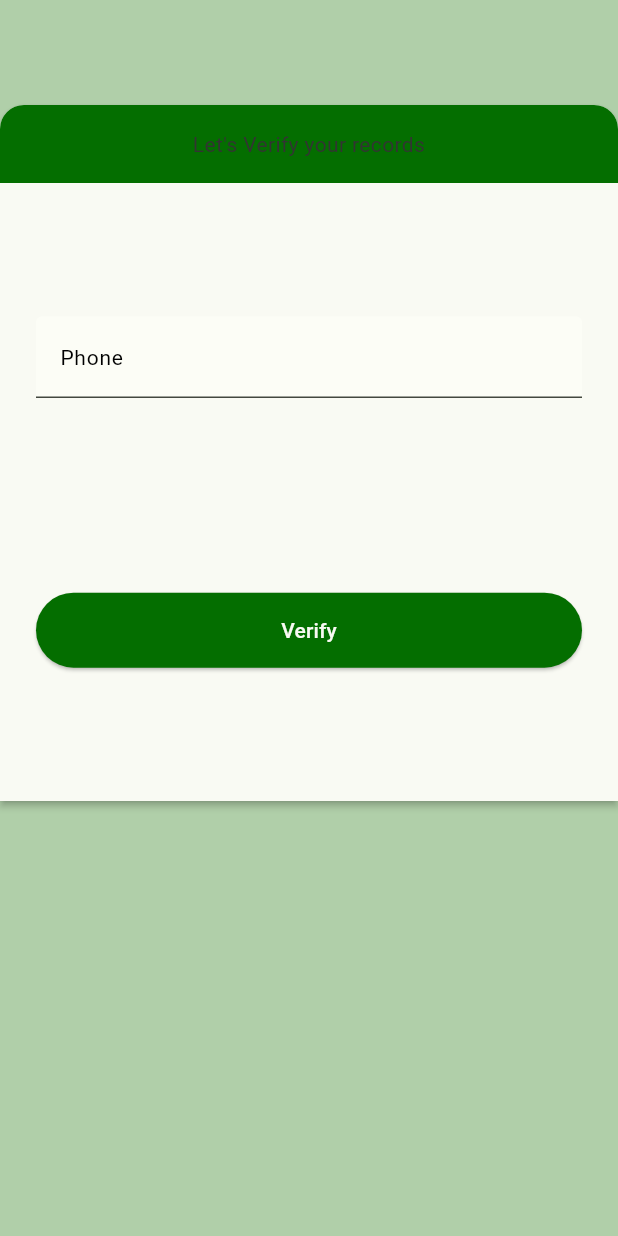
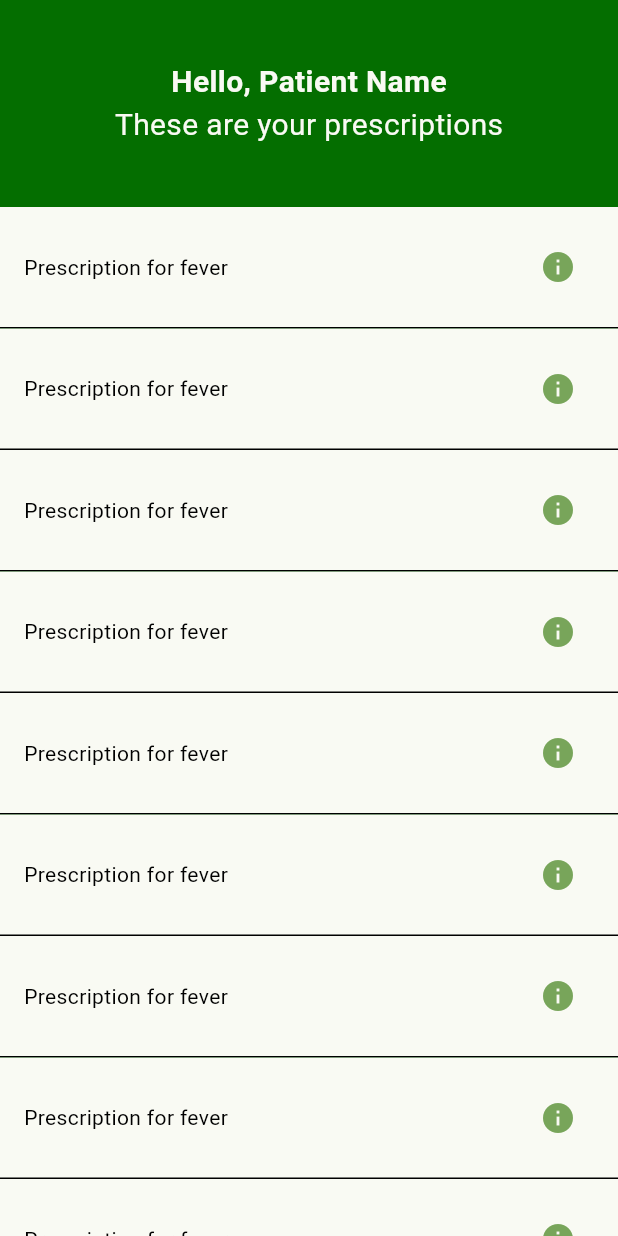
Before and after one commit to nahimanajz/Healthier, a Flutter app: the screen it shows after launch, on a phone screen of 412 x 824 dp. Run offline on Flutter 3.47's test engine with Material 2 defaults, Android fonts, the phone set to English and light mode, and no system bars; our stand-ins replace flutter_svg, font_awesome_flutter, select_form_field.

Commit message:
feat: add prescriptions list screen

```diff
--- a/lib/main.dart
+++ b/lib/main.dart
@@ -1,5 +1,5 @@
 import 'package:flutter/material.dart';
-import 'package:healthier/screens/verify.patient.records.dart';
+import 'package:healthier/screens/prescriptions.list.screen.dart';
 
 import 'utils/color_schemes.g.dart';
 
@@ -16,7 +16,7 @@ void main() {
         //home: const ViewPrescriptionScreen(),
         // home: const RateMedicineScreen(),
         //home: PharmacyDetailScreen(),
-      home: const VerifyPatientRecordsScreen(),
-    ),
+        //home: const VerifyPatientRecordsScreen(),
+        home: const PrescriptionsListScreen()),
   );
 }
--- /dev/null
+++ b/lib/screens/prescriptions.list.screen.dart
@@ -0,0 +1,63 @@
+import 'package:flutter/material.dart';
+
+import '../utils/color_schemes.g.dart';
+import '../widgets/prescription.item.dart';
+import '../widgets/styles/KTextStyle.dart';
+
+class PrescriptionsListScreen extends StatefulWidget {
+  const PrescriptionsListScreen({super.key});
+
+  @override
+  State<PrescriptionsListScreen> createState() =>
+      _PrescriptionsListScreenState();
+}
+
+class _PrescriptionsListScreenState extends State<PrescriptionsListScreen> {
+  @override
+  Widget build(BuildContext context) {
+    return Scaffold(
+      backgroundColor: lightColorScheme.primary,
+      body: SafeArea(
+        child: ListView(
+          children: [
+            Column(
+              children: [
+                Container(
+                  padding: EdgeInsets.symmetric(vertical: 40),
+                  //height: ,
+                  child: Wrap(
+                    runSpacing: 0,
+                    alignment: WrapAlignment.spaceEvenly,
+                    children: [
+                      KTextStyle(
+                          text: "Hello, Patient Name",
+                          color: lightColorScheme.surface,
+                          fontWeight: FontWeight.w700,
+                          size: 20),
+                      KTextStyle(
+                          text: "These are your prescriptions",
+                          color: lightColorScheme.surface,
+                          size: 20),
+                      //TODO: add prescription then navigate to prescriptiondetail when user taps i
+                    ],
+                  ),
+                ),
+                PrescriptionItem(),
+                PrescriptionItem(),
+                PrescriptionItem(),
+                PrescriptionItem(),
+                PrescriptionItem(),
+                PrescriptionItem(),
+                PrescriptionItem(),
+                PrescriptionItem(),
+                PrescriptionItem(),
+                PrescriptionItem(),
+                PrescriptionItem(),
+              ],
+            ),
+          ],
+        ),
+      ),
+    );
+  }
+}
--- /dev/null
+++ b/lib/widgets/prescription.item.dart
@@ -0,0 +1,37 @@
+import 'package:flutter/material.dart';
+import 'package:healthier/widgets/styles/KTextStyle.dart';
+
+import '../utils/color_schemes.g.dart';
+
+class PrescriptionItem extends StatelessWidget {
+  const PrescriptionItem({
+    super.key,
+  });
+  onNavigate(String id) {
+    //TODO: Navigate to prescription detail
+  }
+  @override
+  Widget build(BuildContext context) {
+    return Container(
+      padding: const EdgeInsets.symmetric(horizontal: 16, vertical: 16),
+      decoration: BoxDecoration(
+        color: lightColorScheme.surface,
+        border: const Border(
+          bottom: BorderSide(width: 1.0),
+        ),
+      ),
+      child: Row(
+        mainAxisAlignment: MainAxisAlignment.spaceBetween,
+        children: [
+          KTextStyle(
+              text: "Prescription for fever",
+              color: lightColorScheme.scrim,
+              size: 14),
+          IconButton(
+              onPressed: onNavigate("example id"),
+              icon: Icon(Icons.info, color: lightColorScheme.surfaceTint))
+        ],
+      ),
+    );
+  }
+}
```
Also changed, not shown: lib/utils/color_schemes.g.dart. Lines whose indentation alone changed are shown as unchanged.
